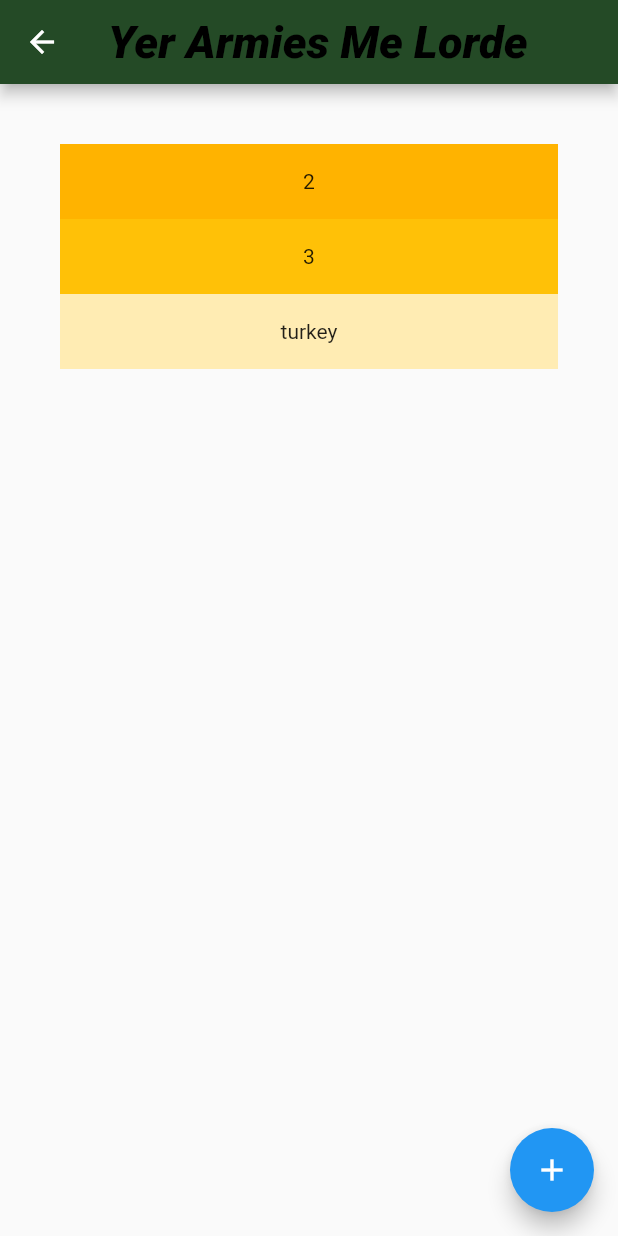
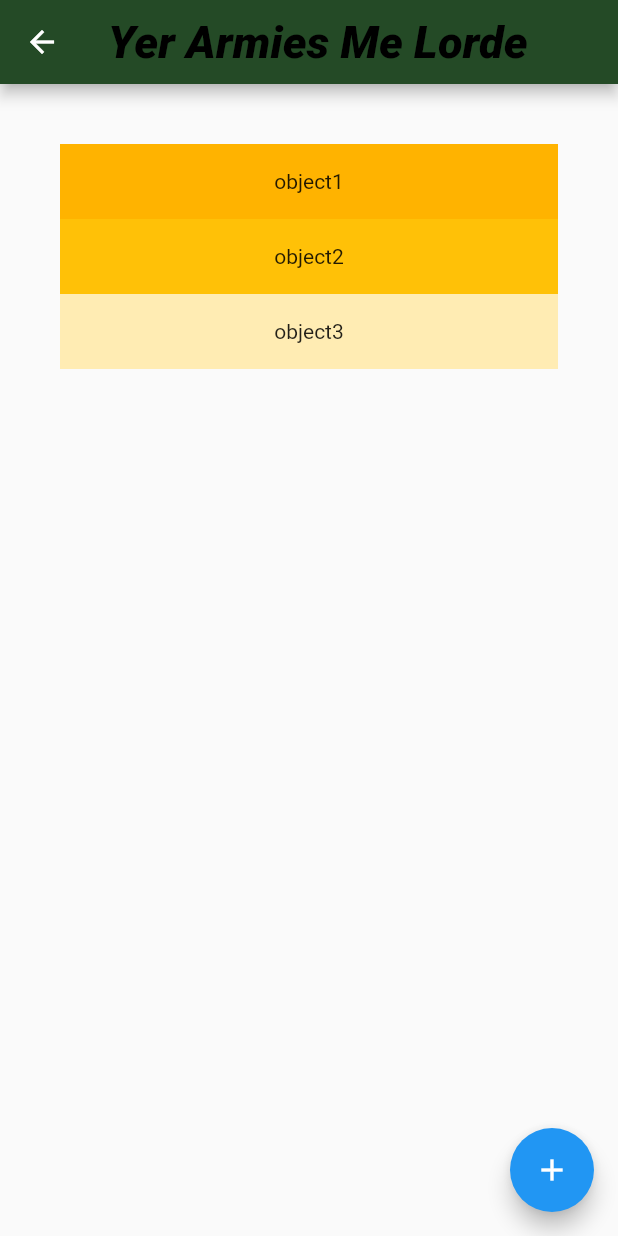
Before and after one commit to JoshuaSLarsen/armedtotheteeth, a Flutter app: the MyArmies screen opened directly, after a tap on the "add" icon, on a phone screen of 412 x 824 dp. Run offline on Flutter 3.47's test engine with Material 2 defaults, Android fonts, the phone set to English and light mode, and no system bars; Roboto replaces fonts that are missing (Papyrus).

Commit message:
button adds to array

```diff
--- a/lib/utility/army.dart
+++ b/lib/utility/army.dart
@@ -0,0 +1,6 @@
+class Army {
+  final String name;
+  final String armytype;
+
+  Army(this.name, this.armytype);
+}
--- a/lib/views/myArmies.dart
+++ b/lib/views/myArmies.dart
@@ -8,14 +8,13 @@ class MyArmies extends StatefulWidget {
 
 class MyArmiesState extends State<MyArmies> {
   List<String> armies = [];
+  bool toggle = false;
   final List<int> colorCodes = <int>[600, 500, 100, 200, 300, 400, 700, 800, 900];
   // print(armies);
 
   void addArmy() {
-     setState(() {armies = ["2", "3"];}
-  );
-      armies.add('turkey');
-
+    setState(() {armies = ["object1", "object2", "object3"];}
+      );
   return print('success');
   }
 
```
